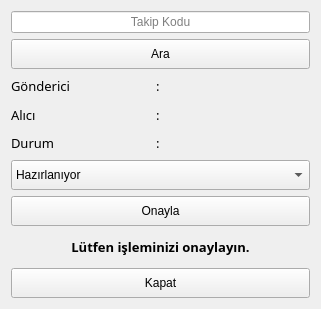
Before: the Qt Designer form src/statusupdateform.ui in lacriment/Hayyam, drawn with Qt 5.
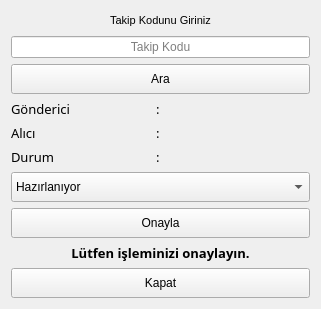
After: the same form once the commit is applied.

```diff
--- a/src/statusupdateform.ui
+++ b/src/statusupdateform.ui
@@ -16,7 +16,60 @@
   <layout class="QGridLayout" name="gridLayout_3">
    <item row="0" column="0">
     <layout class="QGridLayout" name="gridLayout_2">
-     <item row="2" column="0">
+     <item row="7" column="0">
+      <widget class="QPushButton" name="btn_exit">
+       <property name="minimumSize">
+        <size>
+         <width>0</width>
+         <height>30</height>
+        </size>
+       </property>
+       <property name="text">
+        <string>Kapat</string>
+       </property>
+      </widget>
+     </item>
+     <item row="5" column="0">
+      <widget class="QPushButton" name="btn_onayla">
+       <property name="minimumSize">
+        <size>
+         <width>0</width>
+         <height>30</height>
+        </size>
+       </property>
+       <property name="text">
+        <string>Onayla</string>
+       </property>
+      </widget>
+     </item>
+     <item row="6" column="0">
+      <widget class="QLabel" name="lbl_done">
+       <property name="enabled">
+        <bool>true</bool>
+       </property>
+       <property name="maximumSize">
+        <size>
+         <width>16777215</width>
+         <height>30</height>
+        </size>
+       </property>
+       <property name="font">
+        <font>
+         <family>Lucida Sans</family>
+         <pointsize>10</pointsize>
+         <weight>75</weight>
+         <bold>true</bold>
+        </font>
+       </property>
+       <property name="text">
+        <string>Lütfen işleminizi onaylayın.</string>
+       </property>
+       <property name="alignment">
+        <set>Qt::AlignCenter</set>
+       </property>
+      </widget>
+     </item>
+     <item row="3" column="0">
       <layout class="QGridLayout" name="gridLayout">
        <item row="1" column="2">
         <widget class="QLabel" name="lbl_receiver">
@@ -144,33 +197,7 @@
        </item>
       </layout>
      </item>
-     <item row="4" column="0">
-      <widget class="QPushButton" name="btn_onayla">
-       <property name="minimumSize">
-        <size>
-         <width>0</width>
-         <height>30</height>
-        </size>
-       </property>
-       <property name="text">
-        <string>Onayla</string>
-       </property>
-      </widget>
-     </item>
      <item row="1" column="0">
-      <widget class="QPushButton" name="btn_find">
-       <property name="minimumSize">
-        <size>
-         <width>0</width>
-         <height>30</height>
-        </size>
-       </property>
-       <property name="text">
-        <string>Ara</string>
-       </property>
-      </widget>
-     </item>
-     <item row="0" column="0">
       <widget class="QLineEdit" name="txt_trackingCode">
        <property name="alignment">
         <set>Qt::AlignCenter</set>
@@ -180,7 +207,20 @@
        </property>
       </widget>
      </item>
-     <item row="3" column="0">
+     <item row="2" column="0">
+      <widget class="QPushButton" name="btn_find">
+       <property name="minimumSize">
+        <size>
+         <width>0</width>
+         <height>30</height>
+        </size>
+       </property>
+       <property name="text">
+        <string>Ara</string>
+       </property>
+      </widget>
+     </item>
+     <item row="4" column="0">
       <widget class="QComboBox" name="cb_status">
        <property name="minimumSize">
         <size>
@@ -225,46 +265,21 @@
        </item>
       </widget>
      </item>
-     <item row="5" column="0">
-      <widget class="QLabel" name="lbl_done">
-       <property name="enabled">
-        <bool>true</bool>
-       </property>
-       <property name="maximumSize">
-        <size>
-         <width>16777215</width>
-         <height>30</height>
-        </size>
-       </property>
+     <item row="0" column="0">
+      <widget class="QLabel" name="label_2">
        <property name="font">
         <font>
-         <family>Lucida Sans</family>
-         <pointsize>10</pointsize>
-         <weight>75</weight>
-         <bold>true</bold>
+         <pointsize>8</pointsize>
         </font>
        </property>
        <property name="text">
-        <string>Lütfen işleminizi onaylayın.</string>
+        <string>Takip Kodunu Giriniz</string>
        </property>
        <property name="alignment">
         <set>Qt::AlignCenter</set>
        </property>
       </widget>
      </item>
-     <item row="6" column="0">
-      <widget class="QPushButton" name="btn_exit">
-       <property name="minimumSize">
-        <size>
-         <width>0</width>
-         <height>30</height>
-        </size>
-       </property>
-       <property name="text">
-        <string>Kapat</string>
-       </property>
-      </widget>
-     </item>
     </layout>
    </item>
   </layout>
```
